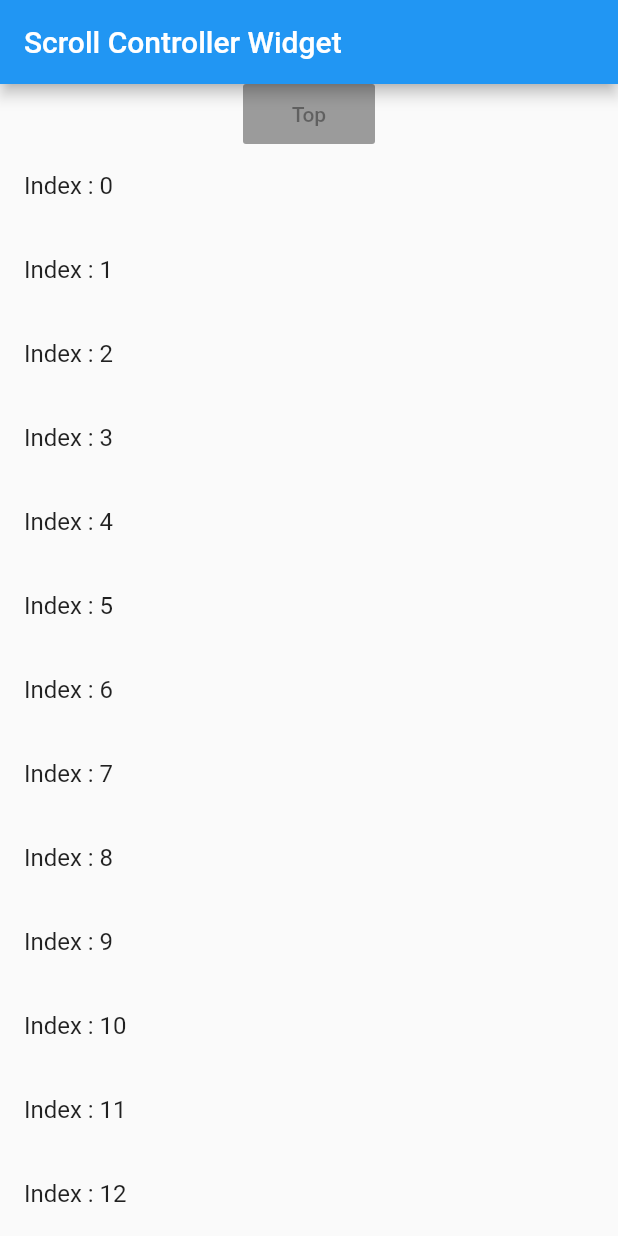
After one commit to androidHQJ/FlutterTrip, a Flutter app: the ScrollControllerWidget screen opened directly, on a phone screen of 412 x 824 dp. The commit adds this screen. Run offline on Flutter 3.47's test engine with Material 2 defaults, Android fonts, the phone set to English and light mode, and no system bars; our stand-ins replace cached_network_image, cookie_jar, dio, event_bus, flutter_easyrefresh, flutter_html and 7 more; missing offline and left inert: fish_redux, flutter_boost, flutter_webview_plugin; accounts and stored records are empty; network calls fail.

Commit message:
flutter 控件学习： ListView CustomScrollView ScrollNotification ScrollController

```diff
--- /dev/null
+++ b/helloflutter/lib/demo/widget/flutter_customscrollview.dart
@@ -0,0 +1,47 @@
+import 'package:flutter/material.dart';
+
+void main() => runApp(MyApp());
+
+class MyApp extends StatelessWidget {
+  @override
+  Widget build(BuildContext context) => MaterialApp(
+      title: 'Flutter CustomScrollView Demo',
+      theme: ThemeData(primarySwatch: Colors.blue),
+      home: MyHomePage());
+}
+
+class MyHomePage extends StatelessWidget {
+  @override
+  Widget build(BuildContext context) => Scaffold(
+      appBar: AppBar(title: Text('CustomScrollView')),
+      body: _customScrollView());
+
+  ///封面头图和列表这两层视图的滚动联动起来，
+  /// 当用户滚动列表时，头图会根据用户的滚动手势，进行缩小和展开
+  Widget _customScrollView() {
+    return CustomScrollView(slivers: <Widget>[
+      SliverAppBar(
+        //SliverAppBar作为头图控件
+        title: Text('CustomScrollView Demo'),
+        //标题
+//        floating: true,
+        //设置悬浮样式
+        flexibleSpace: Image.network(
+            'https://upload-images.jianshu.io/upload_images/5361063-0d454e7147744315.jpeg?'
+                'imageMogr2/auto-orient/strip|imageView2/2/w/1200/format/webp',
+            fit: BoxFit.cover),
+        //设置悬浮头图背景
+        expandedHeight: 300, //头图控件高度
+      ),
+      SliverList(
+        //SliverList作为列表控件
+        delegate: SliverChildBuilderDelegate(
+          (context, index) => ListTile(title: Text('Item #$index')),
+          //列表项创建方法
+          childCount: 100, //列表元素个数
+        ),
+      ),
+    ]);
+    ;
+  }
+}
--- /dev/null
+++ b/helloflutter/lib/demo/widget/flutter_list.dart
@@ -0,0 +1,68 @@
+import 'package:flutter/material.dart';
+
+void main() => runApp(MyApp());
+
+class MyApp extends StatelessWidget {
+  @override
+  Widget build(BuildContext context) => MaterialApp(
+      title: 'Flutter List Demo',
+      theme: ThemeData(primarySwatch: Colors.blue),
+      home: MyHomePage());
+}
+
+class MyHomePage extends StatelessWidget {
+  @override
+  Widget build(BuildContext context) => Scaffold(
+        appBar: AppBar(title: Text('ListView')),
+//        body: _listView(),
+//        body: _listViewDirection(),
+//        body: _listView2(),
+        body: _listViewSeparated(),
+      );
+
+  Widget _listView() {
+    return ListView(children: <Widget>[
+      //设置ListTile组件的标题与图标
+      ListTile(leading: Icon(Icons.map), title: Text('Map')),
+      ListTile(leading: Icon(Icons.mail), title: Text('Mail')),
+      ListTile(leading: Icon(Icons.message), title: Text('Message')),
+    ]);
+  }
+
+  Widget _listView2() {
+    return ListView.builder(
+        itemCount: 100, //元素个数
+        ///指定 itemExtent 比让子 Widget 自己决定自身高度会更高效
+//        itemExtent: 40.0, //列表项高度
+        itemBuilder: (BuildContext context, int index) => ListTile(
+            title: Text("title $index"),
+            subtitle: Text("body $index")));
+  }
+
+  ///使用ListView.separated设置分割线
+  Widget _listViewSeparated() {
+    return ListView.separated(
+        itemCount: 100,
+        separatorBuilder: (BuildContext context, int index) => index % 2 == 0
+            ? Divider(color: Colors.green,thickness:10,indent: 10,endIndent: 10,)
+            : Divider(color: Colors.red), //index为偶数，创建绿色分割线；index为奇数，则创建红色分割线
+        itemBuilder: (BuildContext context, int index) => ListTile(
+            title: Text("title $index"),
+            subtitle: Text("body $index")),//创建子Widget
+        );
+  }
+
+  Widget _listViewDirection() {
+    return ListView(
+        scrollDirection: Axis.horizontal,
+        itemExtent: 140, //item延展尺寸(宽度)
+        children: <Widget>[
+          Container(color: Colors.black),
+          Container(color: Colors.red),
+          Container(color: Colors.blue),
+          Container(color: Colors.green),
+          Container(color: Colors.yellow),
+          Container(color: Colors.orange),
+        ]);
+  }
+}
--- /dev/null
+++ b/helloflutter/lib/demo/widget/flutter_scrollcontroler.dart
@@ -0,0 +1,182 @@
+import 'package:flutter/material.dart';
+
+///问1：在 ListView.builder 方法中，ListView 根据 Widget 是否将要出现在可视区域内，按需创建。
+/// 对于一些场景，为了避免 Widget 渲染时间过长（比如图片下载），
+/// 我们需要提前将可视区域上下一定区域内的 Widget 提前创建好。那么，在 Flutter 中，如何才能实现呢？
+///答：预加载：使用cacheExtent
+///问2：使用 NotificationListener，来实现 ScrollController 示例中同样的功能？
+///答：double offsetY = scrollNotification.metrics.pixels;滚动过程中通过偏移量更改isTop即可。
+///
+void main() {
+  runApp(MyApp());
+}
+
+class MyApp extends StatelessWidget {
+  // This widget is the root of your application.
+  @override
+  Widget build(BuildContext context)  => MaterialApp(
+    theme: ThemeData(
+      primaryColor: Colors.lightBlue[800],//主题色为蓝色
+    ),
+    home: MyHomePage(title: 'Custom UI'),
+  );
+
+}
+
+class MyHomePage extends StatelessWidget {
+  MyHomePage({Key key, this.title}) : super(key: key);
+  final String title;
+
+  @override
+  Widget build(BuildContext context) {
+    return DefaultTabController(
+      length: 3,
+      child: Scaffold(
+        body: TabBarView(
+          children: [
+            ParallelWidget(),
+            ScrollNotificationWidget(),
+            ScrollControllerWidget(),
+          ],
+        ),
+        bottomNavigationBar: TabBar(
+          tabs: [
+            Tab(icon: Icon(Icons.home),text: "视差",),
+            Tab(icon: Icon(Icons.rss_feed),text: "Notification",),
+            Tab(icon: Icon(Icons.perm_identity),text: "Controller",)
+          ],
+          unselectedLabelColor: Colors.blueGrey,
+          labelColor: Colors.blue,
+          indicatorSize: TabBarIndicatorSize.label,
+          indicatorColor: Colors.red,
+        ),
+      ),
+    );
+  }
+}
+
+///封面头图和列表这两层视图的滚动联动起来，
+/// 当用户滚动列表时，头图会根据用户的滚动手势，进行缩小和展开
+class ParallelWidget extends StatelessWidget {
+  @override
+  Widget build(BuildContext context) {
+    // TODO: implement build
+    return
+      CustomScrollView(
+          slivers: <Widget>[
+            SliverAppBar(//SliverAppBar 作为头图控件
+              title: Text('CustomScrollView Demo'),// 标题
+              floating: true,// 设置悬浮样式
+              flexibleSpace: Image.network("https://media-cdn.tripadvisor.com/media/photo-s/13/98/8f/c2/great-wall-hiking-tours.jpg",fit:BoxFit.cover),// 设置悬浮头图背景
+              expandedHeight: 280,// 头图控件高度
+            ),
+            SliverList(//SliverList 作为列表控件
+              delegate: SliverChildBuilderDelegate(
+                    (context, index) => ListTile(title: Text('Item #$index')),// 列表项创建方法
+                childCount: 100,// 列表元素个数
+              ),
+            ),
+          ]);
+  }
+
+}
+
+
+///如何获取 ScrollNotification 通知，从而感知 ListView 的各类滚动事件。
+///ScrollNotification 通知的获取是通过 NotificationListener 来实现的。
+/// 与 ScrollController 不同的是，NotificationListener 是一个 Widget，
+/// 为了监听滚动类型的事件，我们需要将 NotificationListener 添加为 ListView 的父容器，
+/// 从而捕获 ListView 中的通知。
+/// 而这些通知，需要通过 onNotification 回调函数实现监听逻辑
+class ScrollNotificationWidget extends StatelessWidget {
+  @override
+  Widget build(BuildContext context) {
+    return MaterialApp(
+        title: 'Scroll Notification Demo',
+        home: Scaffold(
+            appBar: AppBar(title: Text('ScrollController Demo')),
+            body: NotificationListener<ScrollNotification>(// 添加 NotificationListener 作为父容器
+              onNotification: (scrollNotification) {// 注册通知回调
+
+                ///滚动过程中通过偏移量更改isTop即可。
+                double offsetY = scrollNotification.metrics.pixels;
+
+                if (scrollNotification is ScrollStartNotification) {// 滚动开始
+                  print('Scroll Start');
+                } else if (scrollNotification is ScrollUpdateNotification) {// 滚动位置更新
+                  print('Scroll Update');
+                } else if (scrollNotification is ScrollEndNotification) {// 滚动结束
+                  print('Scroll End');
+                }
+                return true;
+              },
+              child: ListView.builder(
+                itemCount: 30,// 列表元素个数
+                itemBuilder: (context, index) => ListTile(title: Text("Index : $index")),// 列表项创建方法
+              ),
+            )
+        )
+    );
+  }
+}
+
+///ListView 的组件控制器则是 ScrollControler，
+/// 我们可以通过它来获取视图的滚动信息，更新视图的滚动位置。
+
+///一般而言，获取视图的滚动信息往往是为了进行界面的状态控制，
+/// 因此 ScrollController 的初始化、监听及销毁需要与 StatefulWidget 的状态保持同步。
+class ScrollControllerWidget extends StatefulWidget {
+  @override
+  State<StatefulWidget> createState()=> _ScrollControllerState();
+}
+
+class _ScrollControllerState extends State<ScrollControllerWidget> {
+  ScrollController _controller;//ListView 控制器
+  bool isToTop = false;// 标示目前是否需要启用 "Top" 按钮
+  @override
+  void initState() {
+    _controller = ScrollController();
+    _controller.addListener(() {// 为控制器注册滚动监听方法
+      if(_controller.offset > 1000) {// 如果 ListView 已经向下滚动了 1000，则启用 Top 按钮
+        setState(() {isToTop = true;});
+      } else if(_controller.offset < 300) {// 如果 ListView 向下滚动距离不足 300，则禁用 Top 按钮
+        setState(() {isToTop = false;});
+      }
+    });
+    super.initState();
+  }
+
+  Widget build(BuildContext context) {
+    return Scaffold(
+      appBar: AppBar(title: Text("Scroll Controller Widget")),
+      body: Column(
+        children: <Widget>[
+          Container(
+            height: 40.0,
+            child: RaisedButton(onPressed: (isToTop ? () {
+              if (isToTop) {
+                _controller.animateTo(.0,
+                    duration: Duration(milliseconds: 200),
+                    curve: Curves.ease
+                ); // 做一个滚动到顶部的动画
+              }
+            } : null), child: Text("Top"),),
+          ),
+          Expanded(
+            child: ListView.builder(
+              controller: _controller, // 初始化传入控制器
+              itemCount: 100, // 列表元素总数
+              itemBuilder: (context, index) =>
+                  ListTile(title: Text("Index : $index")), // 列表项构造方法
+            ),
+          ),
+        ],
+      ),
+    );
+  }
+  @override
+  void dispose() {
+    _controller.dispose(); // 销毁控制器
+    super.dispose();
+  }
+}
```
Also changed, not shown: helloflutter/lib/demo/lifecycle/Page1.dart (+8 -0 lines), helloflutter/lib/demo/lifecycle/mainTest.dart (+9 -1 lines).
